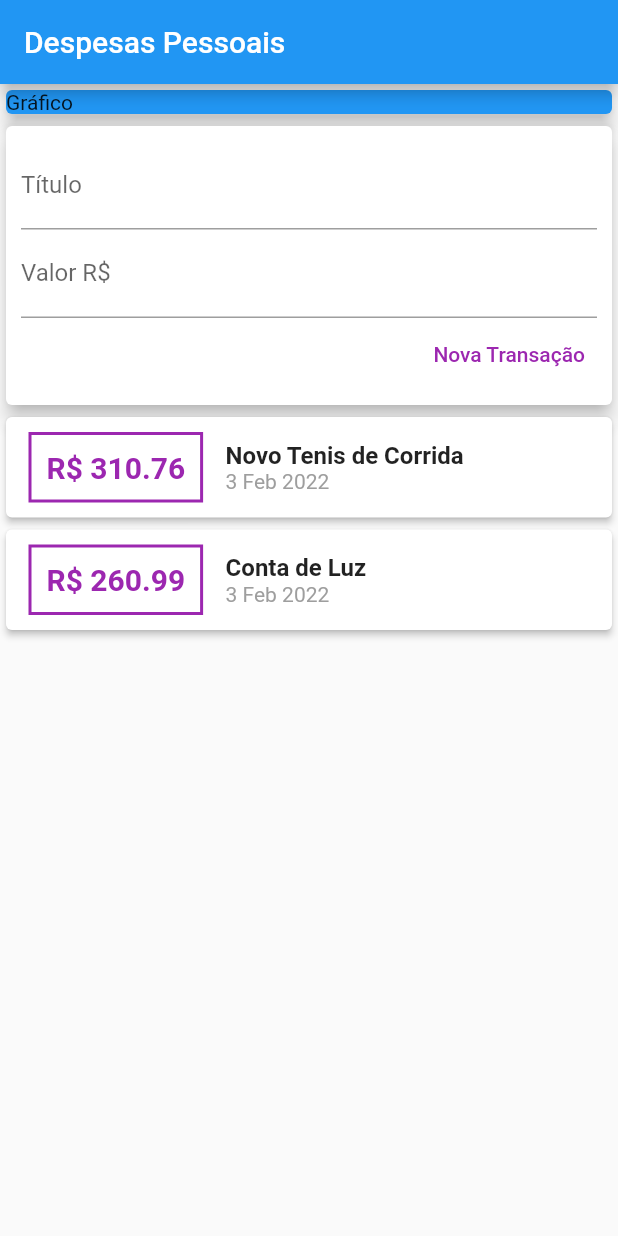
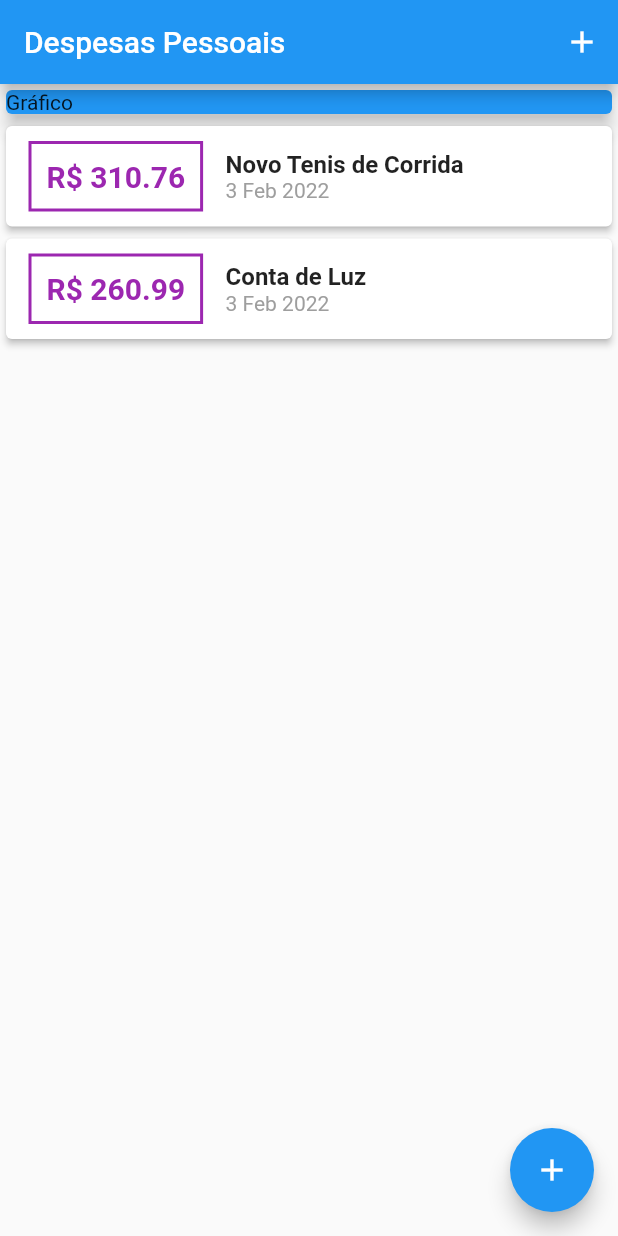
Before and after one commit to diegojaldim/expenses_app, a Flutter app: the screen it shows after launch, on a phone screen of 412 x 824 dp. Run offline on Flutter 3.47's test engine with Material 2 defaults, Android fonts, the phone set to English and light mode, and no system bars.

Commit message:
Refactor transaction form to a modal bottom sheet

```diff
--- a/lib/components/transaction_form.dart
+++ b/lib/components/transaction_form.dart
@@ -1,14 +1,20 @@
 import 'package:flutter/material.dart';
 
-class TransactionForm extends StatelessWidget {
+class TransactionForm extends StatefulWidget {
+
+  final void Function(String, double) onSubmit;
+
+  const TransactionForm(this.onSubmit, {Key? key}) : super(key: key);
+
+  @override
+  State<TransactionForm> createState() => _TransactionFormState();
+}
+
+class _TransactionFormState extends State<TransactionForm> {
 
   final titleController = TextEditingController();
 
   final valueController = TextEditingController();
-
-  final void Function(String, double) onSubmit;
-
-  TransactionForm(this.onSubmit, {Key? key}) : super(key: key);
 
   _submitForm () {
     final String title = titleController.text;
@@ -18,7 +24,7 @@ class TransactionForm extends StatelessWidget {
       return;
     }
 
-    onSubmit(title, value);
+    widget.onSubmit(title, value);
   }
 
   @override
--- a/lib/components/transaction_user.dart
+++ /dev/null
@@ -1,56 +0,0 @@
-import 'package:flutter/material.dart';
-import 'package:expenses/models/transaction.dart';
-import 'package:expenses/components/transaction_form.dart';
-import 'package:expenses/components/transaction_list.dart';
-
-class TransactionUser extends StatefulWidget {
-  const TransactionUser({ Key? key }) : super(key: key);
-
-  @override
-  _TransactionUserState createState() => _TransactionUserState();
-}
-
-class _TransactionUserState extends State<TransactionUser> {
-
-  final _transactions = [
-    Transaction(
-      id: 't1',
-      title: 'Novo Tenis de Corrida',
-      value: 310.76,
-      date: DateTime.now()
-    ),
-    Transaction(
-      id: 't2',
-      title: 'Conta de Luz',
-      value: 260.99,
-      date: DateTime.now()
-    ),
-  ];
-
-  _addTransaction(String title, double value) {
-    final newTransaction = Transaction(
-      id: '',
-      title: title,
-      value: value,
-      date: DateTime.now()
-    );
-
-    setState(() {
-      _transactions.add(newTransaction);
-    });
-  }
-
-  @override
-  Widget build(BuildContext context) {
-    return Column(
-      children: <Widget>[
-        TransactionForm(
-          _addTransaction
-        ),
-        TransactionList(
-          _transactions
-        ),
-      ],
-    );
-  }
-}
--- a/lib/main.dart
+++ b/lib/main.dart
@@ -1,5 +1,8 @@
-import 'package:expenses/components/transaction_user.dart';
 import 'package:flutter/material.dart';
+import 'dart:math';
+import 'package:expenses/components/transaction_form.dart';
+import 'package:expenses/models/transaction.dart';
+import 'package:expenses/components/transaction_list.dart';
 
 void main() {
   runApp(ExpensesApp());
@@ -7,24 +10,76 @@ void main() {
 
 class ExpensesApp extends StatelessWidget {
 
+  const ExpensesApp({Key? key}) : super(key: key);
+
   @override
   Widget build(BuildContext context) {
-    return MaterialApp(
-      title: 'Expenses',
-      color: Colors.amber,
+    return const MaterialApp(
       home: MyHomePage(),
     );
   }
-
 }
 
-class MyHomePage extends StatelessWidget {
+class MyHomePage extends StatefulWidget {
+
+  const MyHomePage({Key? key}) : super(key: key);
+
+  @override
+  State<MyHomePage> createState() => _MyHomePageState();
+}
+
+class _MyHomePageState extends State<MyHomePage> {
+
+  final _transactions = [
+    Transaction(
+      id: 't1',
+      title: 'Novo Tenis de Corrida',
+      value: 310.76,
+      date: DateTime.now()
+    ),
+    Transaction(
+      id: 't2',
+      title: 'Conta de Luz',
+      value: 260.99,
+      date: DateTime.now()
+    ),
+  ];
+
+  _addTransaction(String title, double value) {
+    final newTransaction = Transaction(
+      id: Random().nextDouble().toString(),
+      title: title,
+      value: value,
+      date: DateTime.now()
+    );
+
+    setState(() {
+      _transactions.add(newTransaction);
+    });
+  }
+
+  _openTransactionFormModal(BuildContext context) {
+    showModalBottomSheet<void>(
+      context: context,
+      builder: (BuildContext context) {
+        return TransactionForm(_addTransaction);
+      },
+    );
+  }
 
   @override
   Widget build(BuildContext context) {
     return Scaffold(
       appBar: AppBar(
         title: const Text('Despesas Pessoais'),
+        actions: [
+          IconButton(
+            onPressed: () {
+              _openTransactionFormModal(context);
+            },
+            icon: const Icon(Icons.add)
+          )
+        ],
       ),
       body: SingleChildScrollView(
         child: Column(
@@ -38,11 +93,18 @@ class MyHomePage extends StatelessWidget {
                 elevation: 5,
               ),
             ),
-            const TransactionUser(),
+            TransactionList(
+              _transactions
+            ),
           ],
         ),
       ),
+      floatingActionButton: FloatingActionButton(
+        child: const Icon(Icons.add),
+        onPressed: () {
+          _openTransactionFormModal(context);
+        },
+      ),
     );
   }
-
 }
```
